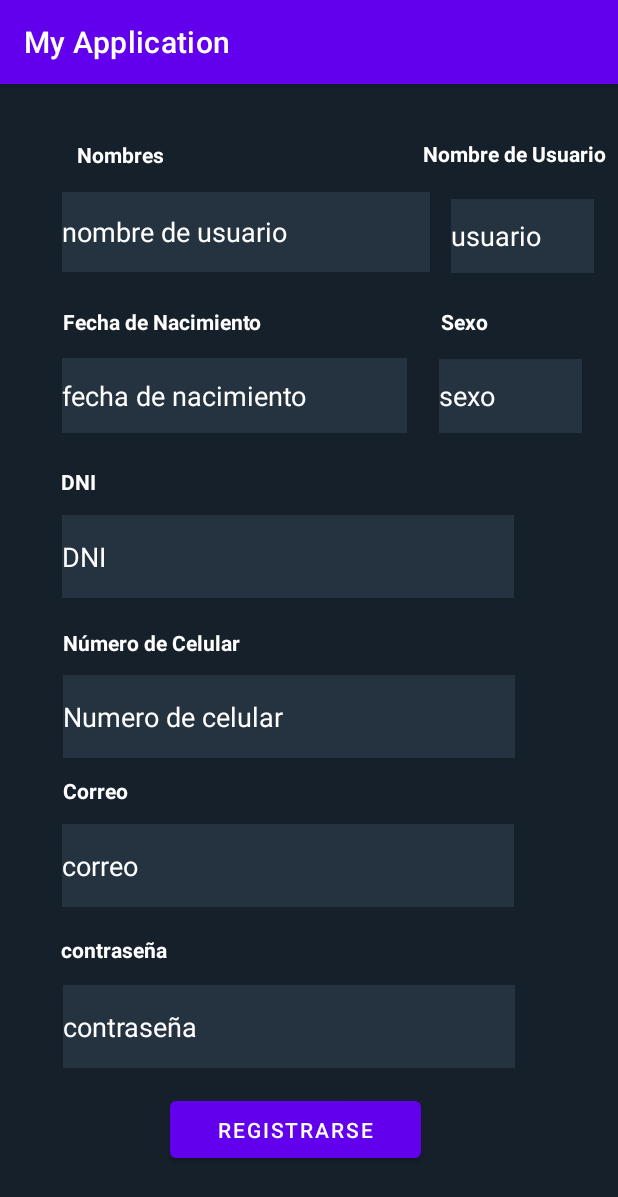
After one commit to JoseEnriqueMendo/Login, an Android app: the Registro screen opened directly, with no data from a screen before it, on a phone screen of 412 x 824 dp. The commit adds this screen. Shown: the top 1197 px of the screen. Run offline under Robolectric (Android 15) with nearby library versions, the phone set to English and light mode, and no system bars; our stand-ins replace Volley; network calls fail.

Commit message:
registro

```diff
--- /dev/null
+++ b/app/src/main/java/com/example/myapplication/Registro.java
@@ -0,0 +1,113 @@
+package com.example.myapplication;
+
+import androidx.appcompat.app.AppCompatActivity;
+
+import android.annotation.SuppressLint;
+import android.content.Intent;
+import android.os.Bundle;
+import android.view.View;
+import android.widget.Button;
+import android.widget.EditText;
+import android.widget.Toast;
+
+import com.android.volley.Request;
+import com.android.volley.Response;
+import com.android.volley.VolleyError;
+import com.android.volley.toolbox.JsonObjectRequest;
+import com.android.volley.toolbox.Volley;
+
+import org.json.JSONException;
+import org.json.JSONObject;
+
+public class Registro extends AppCompatActivity {
+
+    EditText txt_registro_sexo,txt_registro_contra,txt_registro_nombres,txt_registro_nombreUsuario,txt_registro_dni,txt_registro_correo,txt_registro_fecha,txt_registro_celular;
+    Button bton_Registro_registrarse;
+    String mensaje="Erro";
+    boolean estado=false;
+
+    @Override
+    protected void onCreate(Bundle savedInstanceState) {
+        super.onCreate(savedInstanceState);
+        setContentView(R.layout.activity_registro);
+        txt_registro_correo= findViewById(R.id.txt_registro_correo);
+        txt_registro_contra=findViewById(R.id.txt_registro_contra);
+        txt_registro_sexo=findViewById(R.id.txt_registro_sexo);
+        txt_registro_nombreUsuario =findViewById(R.id.txt_registro_nombreUsuario);
+        txt_registro_nombres =findViewById(R.id.txt_registro_nombres);
+        txt_registro_dni  =findViewById(R.id.txt_registro_dni);
+        txt_registro_fecha =findViewById(R.id.txt_registro_fecha);
+        txt_registro_celular=findViewById(R.id.txt_registro_celular);
+        bton_Registro_registrarse= findViewById(R.id.bton_Registro_registrarse);
+        bton_Registro_registrarse.setOnClickListener(new View.OnClickListener() {
+            @Override
+            public void onClick(View v) {
+                try {
+                    Login(txt_registro_correo.getText().toString(),txt_registro_contra.getText().toString(),
+                    txt_registro_fecha.getText().toString(),txt_registro_sexo.getText().toString(),
+                    txt_registro_nombres.getText().toString(),txt_registro_nombreUsuario.getText().toString(),
+                    txt_registro_celular.getText().toString(),txt_registro_dni.getText().toString());
+                } catch (JSONException e) {
+                    throw new RuntimeException(e);
+                }
+            }
+        });
+
+    }
+
+    public void cambiarLogin(){
+        Intent i= new Intent(Registro.this,Login.class);
+        startActivity(i);
+    }
+
+
+    private void Login(final String correo, final String  contra,final String  fecha,final String  sexo,final String  nombre,final String  nombreUsuario,final String  celular,final String  dni) throws JSONException{
+        estado=false;
+        mensaje="Request fallido";
+        String  url = "https://7jnsf5isq8.execute-api.us-east-1.amazonaws.com/usuario/registrar";
+        JSONObject jsonObject = new JSONObject();
+        jsonObject.put("correo",correo);
+        jsonObject.put("nombre",nombre);
+        jsonObject.put("nombre_usuario",nombreUsuario);
+        jsonObject.put("fecha_de_nacimiento",fecha);
+        jsonObject.put("dni",dni);
+        jsonObject.put("genero",sexo);
+        jsonObject.put("celular",celular);
+        jsonObject.put("Contraseña",contra);
+        final String requestBody = jsonObject.toString();
+        JsonObjectRequest jsonRequest = new JsonObjectRequest(Request.Method.POST, url, jsonObject,
+                new Response.Listener<JSONObject>() {
+                    @SuppressLint("NotConstructor")
+                    @Override
+                    public void onResponse(JSONObject response) {
+
+                        try {
+                            mensaje=response.get("message").toString();
+                            estado=response.getBoolean("success");
+                            Toast.makeText(Registro.this, mensaje, Toast.LENGTH_LONG).show();
+                            if(estado){
+
+                                cambiarLogin();
+                            }
+                        } catch (JSONException e) {
+                            throw new RuntimeException(e);
+                        }
+
+                    }
+                }, new Response.ErrorListener() {
+            @Override
+            public void onErrorResponse(VolleyError error) {
+
+                //handle the error
+                Toast.makeText(Registro.this, "An error occurred", Toast.LENGTH_SHORT).show();
+                error.printStackTrace();
+            }
+        });
+
+        Volley.newRequestQueue(this).add(jsonRequest);
+    }
+
+
+
+
+}
--- /dev/null
+++ b/app/src/main/res/layout/activity_registro.xml
@@ -0,0 +1,278 @@
+<?xml version="1.0" encoding="utf-8"?>
+<androidx.constraintlayout.widget.ConstraintLayout xmlns:android="http://schemas.android.com/apk/res/android"
+    xmlns:app="http://schemas.android.com/apk/res-auto"
+    xmlns:tools="http://schemas.android.com/tools"
+    android:layout_width="match_parent"
+    android:layout_height="match_parent"
+    android:background="#15202B"
+    tools:context=".Registro">
+
+    <TextView
+        android:id="@+id/textView11"
+        android:layout_width="wrap_content"
+        android:layout_height="wrap_content"
+        android:text="Nombres"
+        android:textColor="#FFFFFF"
+        android:textStyle="bold"
+        app:layout_constraintBottom_toBottomOf="parent"
+        app:layout_constraintEnd_toEndOf="parent"
+        app:layout_constraintHorizontal_bias="0.145"
+        app:layout_constraintStart_toStartOf="parent"
+        app:layout_constraintTop_toTopOf="parent"
+        app:layout_constraintVertical_bias="0.05" />
+
+    <EditText
+        android:id="@+id/txt_registro_nombreUsuario"
+        android:layout_width="95dp"
+        android:layout_height="49dp"
+        android:background="#253341"
+        android:ems="10"
+        android:hint="usuario"
+        android:inputType="textPersonName"
+        android:textAlignment="textStart"
+        android:textColor="#AAB8C2"
+        android:textColorHint="#FFFFFF"
+        app:layout_constraintBottom_toBottomOf="parent"
+        app:layout_constraintEnd_toEndOf="parent"
+        app:layout_constraintHorizontal_bias="0.949"
+        app:layout_constraintStart_toStartOf="parent"
+        app:layout_constraintTop_toTopOf="parent"
+        app:layout_constraintVertical_bias="0.107" />
+
+    <Button
+        android:id="@+id/bton_Registro_registrarse"
+        android:layout_width="167dp"
+        android:layout_height="50dp"
+        android:text="Registrarse"
+        app:layout_constraintBottom_toBottomOf="parent"
+        app:layout_constraintEnd_toEndOf="parent"
+        app:layout_constraintHorizontal_bias="0.463"
+        app:layout_constraintStart_toStartOf="parent"
+        app:layout_constraintTop_toTopOf="parent"
+        app:layout_constraintVertical_bias="0.936" />
+
+    <EditText
+        android:id="@+id/txt_registro_sexo"
+        android:layout_width="95dp"
+        android:layout_height="49dp"
+        android:background="#253341"
+        android:ems="10"
+        android:hint="sexo"
+        android:inputType="textPersonName"
+        android:textAlignment="textStart"
+        android:textColor="#AAB8C2"
+        android:textColorHint="#FFFFFF"
+        app:layout_constraintBottom_toBottomOf="parent"
+        app:layout_constraintEnd_toEndOf="parent"
+        app:layout_constraintHorizontal_bias="0.924"
+        app:layout_constraintStart_toStartOf="parent"
+        app:layout_constraintTop_toTopOf="parent"
+        app:layout_constraintVertical_bias="0.255" />
+
+    <TextView
+        android:id="@+id/textView2"
+        android:layout_width="wrap_content"
+        android:layout_height="wrap_content"
+        android:text="Fecha de Nacimiento"
+        android:textColor="#FFFFFF"
+        android:textStyle="bold"
+        app:layout_constraintBottom_toBottomOf="parent"
+        app:layout_constraintEnd_toEndOf="parent"
+        app:layout_constraintHorizontal_bias="0.151"
+        app:layout_constraintStart_toStartOf="parent"
+        app:layout_constraintTop_toTopOf="parent"
+        app:layout_constraintVertical_bias="0.199" />
+
+    <TextView
+        android:id="@+id/textView5"
+        android:layout_width="wrap_content"
+        android:layout_height="wrap_content"
+        android:text="Número de Celular"
+        android:textColor="#FFFFFF"
+        android:textStyle="bold"
+        app:layout_constraintBottom_toBottomOf="parent"
+        app:layout_constraintEnd_toEndOf="parent"
+        app:layout_constraintHorizontal_bias="0.143"
+        app:layout_constraintStart_toStartOf="parent"
+        app:layout_constraintTop_toTopOf="parent"
+        app:layout_constraintVertical_bias="0.484" />
+
+    <TextView
+        android:id="@+id/textView"
+        android:layout_width="wrap_content"
+        android:layout_height="wrap_content"
+        android:text="Nombre de Usuario"
+        android:textColor="#FFFFFF"
+        android:textStyle="bold"
+        app:layout_constraintBottom_toBottomOf="parent"
+        app:layout_constraintEnd_toEndOf="parent"
+        app:layout_constraintHorizontal_bias="0.972"
+        app:layout_constraintStart_toStartOf="parent"
+        app:layout_constraintTop_toTopOf="parent"
+        app:layout_constraintVertical_bias="0.049" />
+
+    <TextView
+        android:id="@+id/textView7"
+        android:layout_width="wrap_content"
+        android:layout_height="wrap_content"
+        android:text="contraseña"
+        android:textColor="#FFFFFF"
+        android:textStyle="bold"
+        app:layout_constraintBottom_toBottomOf="parent"
+        app:layout_constraintEnd_toEndOf="parent"
+        app:layout_constraintHorizontal_bias="0.12"
+        app:layout_constraintStart_toStartOf="parent"
+        app:layout_constraintTop_toTopOf="parent"
+        app:layout_constraintVertical_bias="0.758" />
+
+    <TextView
+        android:id="@+id/textView6"
+        android:layout_width="wrap_content"
+        android:layout_height="wrap_content"
+        android:text="Correo"
+        android:textColor="#FFFFFF"
+        android:textStyle="bold"
+        app:layout_constraintBottom_toBottomOf="parent"
+        app:layout_constraintEnd_toEndOf="parent"
+        app:layout_constraintHorizontal_bias="0.114"
+        app:layout_constraintStart_toStartOf="parent"
+        app:layout_constraintTop_toTopOf="parent"
+        app:layout_constraintVertical_bias="0.616" />
+
+    <EditText
+        android:id="@+id/txt_registro_contra"
+        android:layout_width="301dp"
+        android:layout_height="55dp"
+        android:background="#253341"
+        android:ems="10"
+        android:hint="contraseña"
+        android:inputType="textPersonName"
+        android:textAlignment="textStart"
+        android:textColor="#AAB8C2"
+        android:textColorHint="#FFFFFF"
+        app:layout_constraintBottom_toBottomOf="parent"
+        app:layout_constraintEnd_toEndOf="parent"
+        app:layout_constraintHorizontal_bias="0.381"
+        app:layout_constraintStart_toStartOf="parent"
+        app:layout_constraintTop_toTopOf="parent"
+        app:layout_constraintVertical_bias="0.843" />
+
+    <TextView
+        android:id="@+id/textView3"
+        android:layout_width="wrap_content"
+        android:layout_height="wrap_content"
+        android:text="Sexo"
+        android:textColor="#FFFFFF"
+        android:textStyle="bold"
+        app:layout_constraintBottom_toBottomOf="parent"
+        app:layout_constraintEnd_toEndOf="parent"
+        app:layout_constraintHorizontal_bias="0.773"
+        app:layout_constraintStart_toStartOf="parent"
+        app:layout_constraintTop_toTopOf="parent"
+        app:layout_constraintVertical_bias="0.199" />
+
+    <EditText
+        android:id="@+id/txt_registro_nombres"
+        android:layout_width="245dp"
+        android:layout_height="53dp"
+        android:background="#253341"
+        android:ems="10"
+        android:hint="nombre de usuario"
+        android:inputType="textPersonName"
+        android:textAlignment="textStart"
+        android:textColor="#AAB8C2"
+        android:textColorHint="#FFFFFF"
+        app:layout_constraintBottom_toBottomOf="parent"
+        app:layout_constraintEnd_toEndOf="parent"
+        app:layout_constraintHorizontal_bias="0.246"
+        app:layout_constraintStart_toStartOf="parent"
+        app:layout_constraintTop_toTopOf="parent"
+        app:layout_constraintVertical_bias="0.101" />
+
+    <EditText
+        android:id="@+id/txt_registro_dni"
+        android:layout_width="301dp"
+        android:layout_height="55dp"
+        android:background="#253341"
+        android:ems="10"
+        android:hint="DNI"
+        android:inputType="textPersonName"
+        android:textAlignment="textStart"
+        android:textColor="#AAB8C2"
+        android:textColorHint="#FFFFFF"
+        app:layout_constraintBottom_toBottomOf="parent"
+        app:layout_constraintEnd_toEndOf="parent"
+        app:layout_constraintHorizontal_bias="0.372"
+        app:layout_constraintStart_toStartOf="parent"
+        app:layout_constraintTop_toTopOf="parent"
+        app:layout_constraintVertical_bias="0.403" />
+
+    <EditText
+        android:id="@+id/txt_registro_correo"
+        android:layout_width="301dp"
+        android:layout_height="55dp"
+        android:background="#253341"
+        android:ems="10"
+        android:hint="correo"
+        android:inputType="textPersonName"
+        android:textAlignment="textStart"
+        android:textColor="#AAB8C2"
+        android:textColorHint="#FFFFFF"
+        app:layout_constraintBottom_toBottomOf="parent"
+        app:layout_constraintEnd_toEndOf="parent"
+        app:layout_constraintHorizontal_bias="0.372"
+        app:layout_constraintStart_toStartOf="parent"
+        app:layout_constraintTop_toTopOf="parent"
+        app:layout_constraintVertical_bias="0.692" />
+
+    <TextView
+        android:id="@+id/textView4"
+        android:layout_width="wrap_content"
+        android:layout_height="wrap_content"
+        android:text="DNI"
+        android:textColor="#FFFFFF"
+        android:textStyle="bold"
+        app:layout_constraintBottom_toBottomOf="parent"
+        app:layout_constraintEnd_toEndOf="parent"
+        app:layout_constraintHorizontal_bias="0.105"
+        app:layout_constraintStart_toStartOf="parent"
+        app:layout_constraintTop_toTopOf="parent"
+        app:layout_constraintVertical_bias="0.341" />
+
+    <EditText
+        android:id="@+id/txt_registro_fecha"
+        android:layout_width="230dp"
+        android:layout_height="50dp"
+        android:background="#253341"
+        android:ems="10"
+        android:hint="fecha de nacimiento"
+        android:inputType="textPersonName"
+        android:textAlignment="textStart"
+        android:textColor="#AAB8C2"
+        android:textColorHint="#FFFFFF"
+        app:layout_constraintBottom_toBottomOf="parent"
+        app:layout_constraintEnd_toEndOf="parent"
+        app:layout_constraintHorizontal_bias="0.226"
+        app:layout_constraintStart_toStartOf="parent"
+        app:layout_constraintTop_toTopOf="parent"
+        app:layout_constraintVertical_bias="0.254" />
+
+    <EditText
+        android:id="@+id/txt_registro_celular"
+        android:layout_width="301dp"
+        android:layout_height="55dp"
+        android:background="#253341"
+        android:ems="10"
+        android:hint="Numero de celular"
+        android:inputType="textPersonName"
+        android:textAlignment="textStart"
+        android:textColor="#AAB8C2"
+        android:textColorHint="#FFFFFF"
+        app:layout_constraintBottom_toBottomOf="parent"
+        app:layout_constraintEnd_toEndOf="parent"
+        app:layout_constraintHorizontal_bias="0.381"
+        app:layout_constraintStart_toStartOf="parent"
+        app:layout_constraintTop_toTopOf="parent"
+        app:layout_constraintVertical_bias="0.553" />
+
+</androidx.constraintlayout.widget.ConstraintLayout>
```
Also changed, not shown: app/src/main/AndroidManifest.xml (+5 -6 lines), app/src/main/java/com/example/myapplication/Login.java (+22 -1 lines), app/src/main/res/layout/activity_main.xml (+66 -10 lines).
